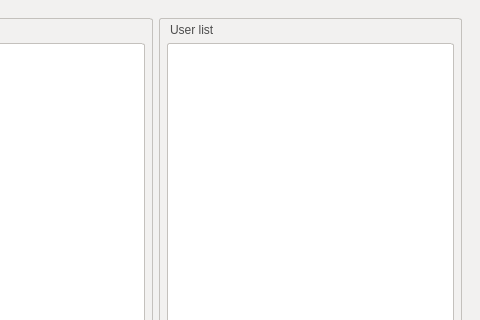
This is src/qt/forms/ChatWindow.ui in pakage/navajocoin as Qt 5 draws it before an edit; both pictures show x 320 to 800 and y 0 to 320 of the 800 by 600 pixel window. The edited form follows.
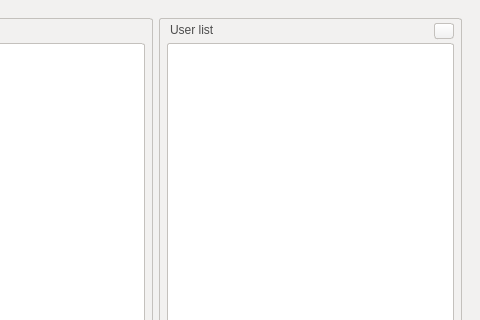
This is the edited form. Icons and pictures are not drawn.

Commit message: logout button added

Diff of the .ui file:
```diff
--- a/src/qt/forms/ChatWindow.ui
+++ b/src/qt/forms/ChatWindow.ui
@@ -105,14 +105,64 @@
                <number>3</number>
               </property>
               <item>
-               <widget class="QLabel" name="label_3">
+               <widget class="QWidget" name="horizontalWidget" native="true">
                 <property name="styleSheet">
-                 <string notr="true">border:none;
+                 <string notr="true">border:none;</string>
+                </property>
+                <layout class="QHBoxLayout" name="horizontalLayout_2">
+                 <property name="spacing">
+                  <number>0</number>
+                 </property>
+                 <property name="leftMargin">
+                  <number>0</number>
+                 </property>
+                 <property name="topMargin">
+                  <number>0</number>
+                 </property>
+                 <property name="rightMargin">
+                  <number>0</number>
+                 </property>
+                 <property name="bottomMargin">
+                  <number>0</number>
+                 </property>
+                 <item>
+                  <widget class="QLabel" name="label_3">
+                   <property name="styleSheet">
+                    <string notr="true">border:none;
 padding: 0 0 6px 0;</string>
-                </property>
-                <property name="text">
-                 <string>User list</string>
-                </property>
+                   </property>
+                   <property name="text">
+                    <string>User list</string>
+                   </property>
+                  </widget>
+                 </item>
+                 <item>
+                  <widget class="QPushButton" name="logoutButton">
+                   <property name="maximumSize">
+                    <size>
+                     <width>20</width>
+                     <height>16777215</height>
+                    </size>
+                   </property>
+                   <property name="styleSheet">
+                    <string notr="true">background: none;
+background-color: qlineargradient(spread:pad, x1:0, y1:1, x2:0, y2:0, stop:0 rgb(240,240,240), stop:1 rgb(255, 255, 255));
+border-radius:3px;
+border: 1px solid #C4C1BD;
+color: #4C4C4C;
+padding: 0;
+margin-bottom: 4px;</string>
+                   </property>
+                   <property name="text">
+                    <string/>
+                   </property>
+                   <property name="icon">
+                    <iconset resource="../bitcoin.qrc">
+                     <normaloff>:/icons/res/icons/power.png</normaloff>:/icons/res/icons/power.png</iconset>
+                   </property>
+                  </widget>
+                 </item>
+                </layout>
                </widget>
               </item>
               <item>
```
Left out of the diff: 4 changed lines with no effect on the pictures. The commit also changes 18 other files.
